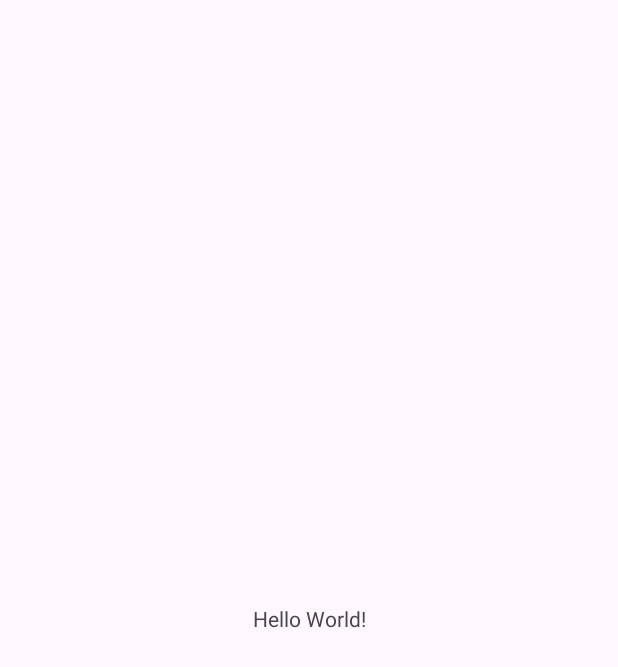
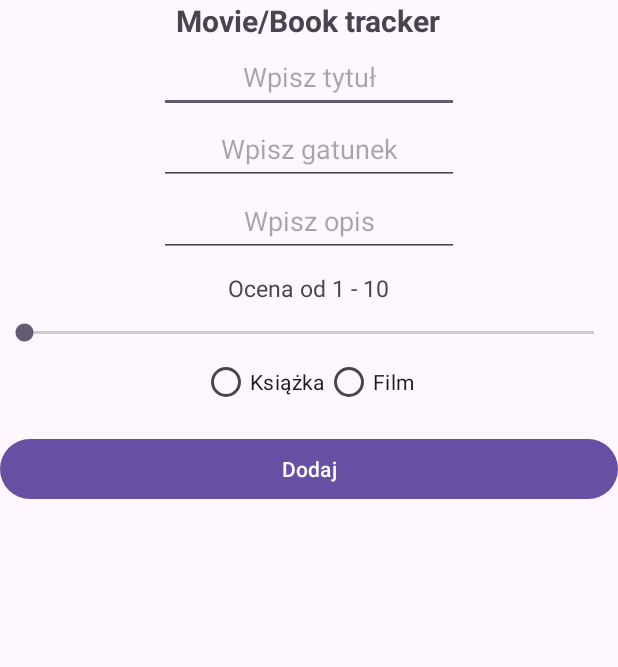
Before and after one commit to szymonrydzewskii/Movie-Book_tracker, an Android app: the screen it shows after launch (MainActivity), on a phone screen of 412 x 824 dp. Before the commit the part shown is almost empty. Shown: the top 667 px of the screen. Run offline under Robolectric (Android 15) with nearby library versions, the phone set to English and light mode, and no system bars.

Commit message:
Stworzenie calego wygladu formularza

```diff
--- a/app/src/main/res/layout/activity_main.xml
+++ b/app/src/main/res/layout/activity_main.xml
@@ -1,19 +1,92 @@
 <?xml version="1.0" encoding="utf-8"?>
-<androidx.constraintlayout.widget.ConstraintLayout xmlns:android="http://schemas.android.com/apk/res/android"
+<LinearLayout
+    xmlns:android="http://schemas.android.com/apk/res/android"
     xmlns:app="http://schemas.android.com/apk/res-auto"
     xmlns:tools="http://schemas.android.com/tools"
     android:id="@+id/main"
     android:layout_width="match_parent"
     android:layout_height="match_parent"
-    tools:context=".MainActivity">
+    tools:context=".MainActivity"
+    android:orientation="vertical"
+    android:padding="15dp">
 
     <TextView
         android:layout_width="wrap_content"
         android:layout_height="wrap_content"
-        android:text="Hello World!"
-        app:layout_constraintBottom_toBottomOf="parent"
-        app:layout_constraintEnd_toEndOf="parent"
-        app:layout_constraintStart_toStartOf="parent"
-        app:layout_constraintTop_toTopOf="parent" />
+        android:text="Movie/Book tracker"
+        android:layout_gravity="center"
+        android:textStyle="bold"
+        android:textSize="20dp"/>
 
-</androidx.constraintlayout.widget.ConstraintLayout>
+    <EditText
+        android:id="@+id/editText_tytul"
+        android:layout_width="200dp"
+        android:layout_height="wrap_content"
+        android:layout_gravity="center"
+        android:hint="Wpisz tytuł"
+        android:minHeight="48dp"
+        android:textAlignment="center" />
+
+    <EditText
+        android:id="@+id/editText_gatunek"
+        android:layout_width="200dp"
+        android:layout_height="wrap_content"
+        android:layout_gravity="center"
+        android:hint="Wpisz gatunek"
+        android:minHeight="48dp"
+        android:textAlignment="center" />
+
+    <EditText
+        android:id="@+id/editText_opis"
+        android:layout_width="200dp"
+        android:layout_height="wrap_content"
+        android:layout_gravity="center"
+        android:hint="Wpisz opis"
+        android:minHeight="48dp"
+        android:textAlignment="center" />
+    <TextView
+        android:layout_marginTop="10dp"
+        android:layout_width="wrap_content"
+        android:layout_height="wrap_content"
+        android:text="Ocena od 1 - 10"
+        android:layout_gravity="center"
+        android:textSize="15dp"/>
+    <SeekBar
+        android:layout_marginTop="10dp"
+        android:layout_width="match_parent"
+        android:layout_height="wrap_content"
+        android:max="10"/>
+
+    <RadioGroup
+        android:id="@+id/radioGroup"
+        android:layout_width="wrap_content"
+        android:layout_height="wrap_content"
+        android:orientation="horizontal"
+        android:layout_gravity="center">
+        <RadioButton
+            android:id="@+id/radioButton_ksiazka"
+            android:layout_width="wrap_content"
+            android:layout_height="wrap_content"
+            android:text="Książka"/>
+        <RadioButton
+            android:id="@+id/radioButton_film"
+            android:layout_width="wrap_content"
+            android:layout_height="wrap_content"
+            android:text="Film"/>
+    </RadioGroup>
+
+    <Button
+        android:layout_marginTop="10dp"
+        android:id="@+id/confirmButton"
+        android:layout_width="match_parent"
+        android:layout_height="wrap_content"
+        android:text="Dodaj"
+        android:layout_gravity="center"/>
+
+    <androidx.recyclerview.widget.RecyclerView
+        android:id="@+id/recyclerView"
+        android:layout_width="wrap_content"
+        android:layout_height="match_parent"
+        android:layout_gravity="center"
+        android:layout_marginTop="15dp"/>
+</LinearLayout>
```
